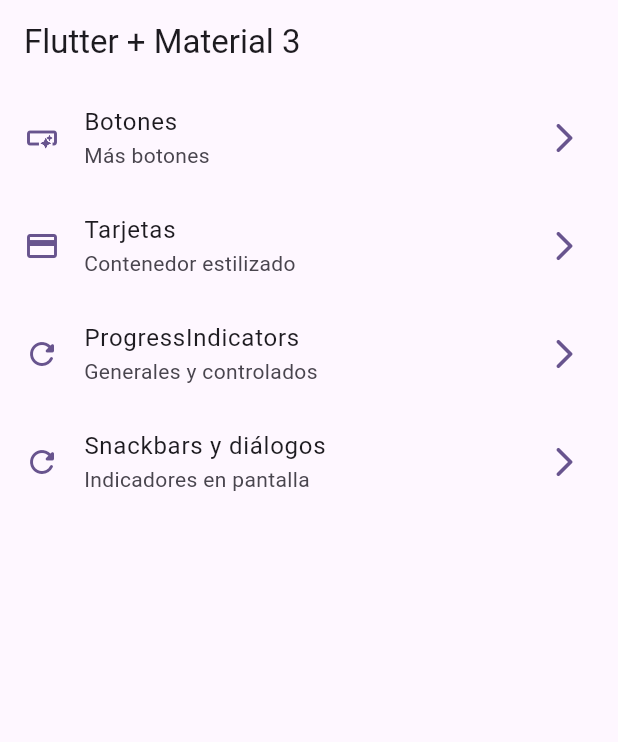
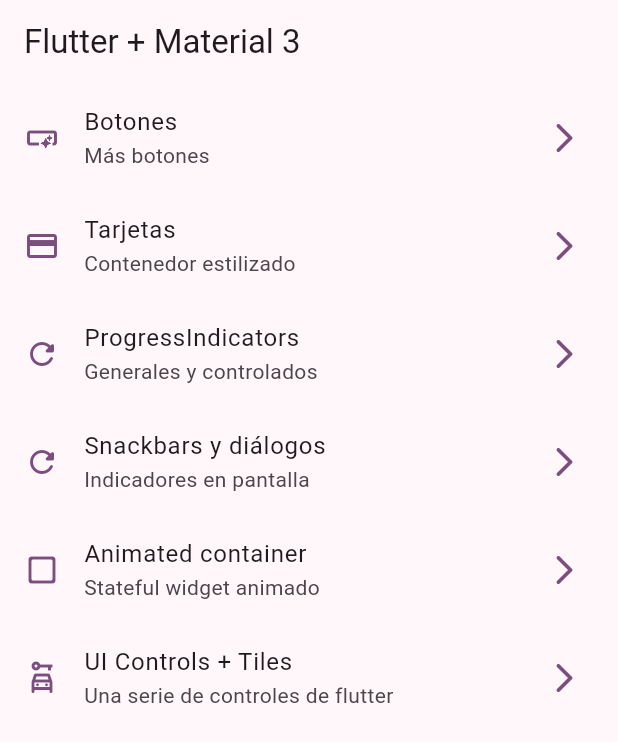
Before and after one commit to josebm01/flutter_widgets_app, a Flutter app: the screen it shows after launch, on a phone screen of 412 x 824 dp. Shown: the top 742 px of the screen. Run offline on Flutter 3.47's test engine with Material 2 defaults, Android fonts, the phone set to English and light mode, and no system bars; our stand-ins replace go_router.

Commit message:
Se agrega opción de UI-Controls para mostrar opciones para elegir

```diff
--- a/lib/config/menu/menu_items.dart
+++ b/lib/config/menu/menu_items.dart
@@ -50,4 +50,17 @@ class MenuItem {
       icon: Icons.refresh_rounded
     ),
 
+    MenuItem(
+      title: 'Animated container',
+      subTitle: 'Stateful widget animado',
+      link: '/animated',
+      icon: Icons.check_box_outline_blank_rounded
+    ),
+    MenuItem(
+      title: 'UI Controls + Tiles',
+      subTitle: 'Una serie de controles de flutter',
+      link: '/ui-controls',
+      icon: Icons.car_rental_outlined
+    ),
+
   ];
--- a/lib/config/router/app_router.dart
+++ b/lib/config/router/app_router.dart
@@ -1,4 +1,3 @@
-import 'package:flutter/material.dart';
 import 'package:go_router/go_router.dart';
 import 'package:widgets_app/presentation/screens/screens.dart';
 
@@ -37,5 +36,17 @@ final appRouter = GoRouter(
       builder: (context, state) => const SnackbarScreen(),
     ),
 
+    GoRoute(
+      path: '/animated',
+      name: AnimatedScreen.name,
+      builder: (context, state) => const AnimatedScreen(),
+    ),
+
+    GoRoute(
+      path: '/ui-controls',
+      name: UiControlsScreen.name,
+      builder: (context, state) => const UiControlsScreen(),
+    ),
+
   ],
 );
--- a/lib/main.dart
+++ b/lib/main.dart
@@ -16,7 +16,7 @@ class MainApp extends StatelessWidget {
       title: 'Flutter Widgets',
       routerConfig: appRouter,
       debugShowCheckedModeBanner: false,
-      theme: AppTheme( selectedColor: 4 ).getTheme(),
+      theme: AppTheme( selectedColor: 3 ).getTheme(),
 
     );
   }
```
Also changed, not shown: lib/presentation/screens/ui_control/ui_controls_screen.dart (+126 -1 lines).
